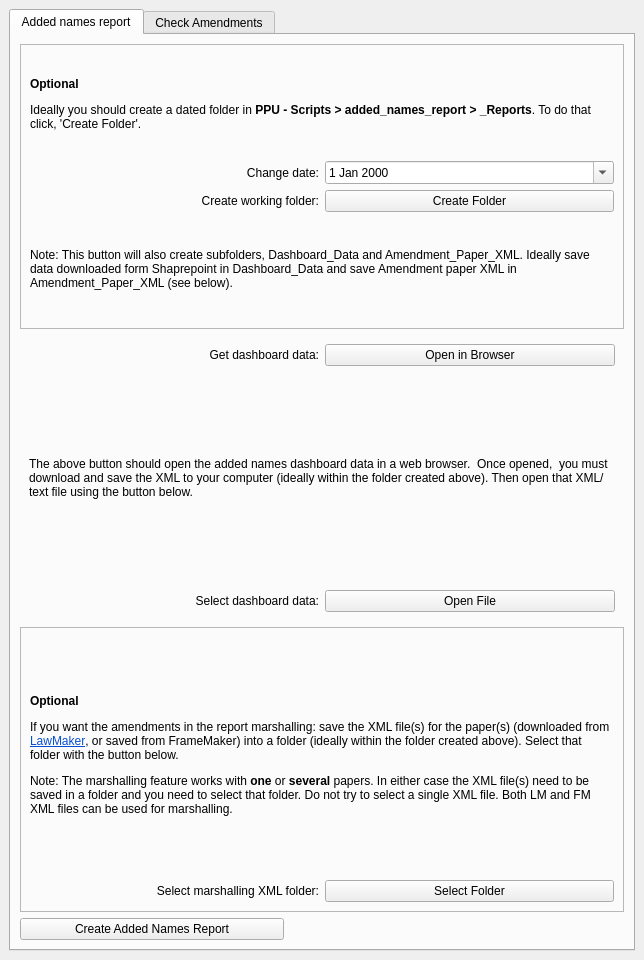
First picture: the form in src/supcheck/ui/addedNames.ui, repository hoc-ppu/lawchecker, before the edit.
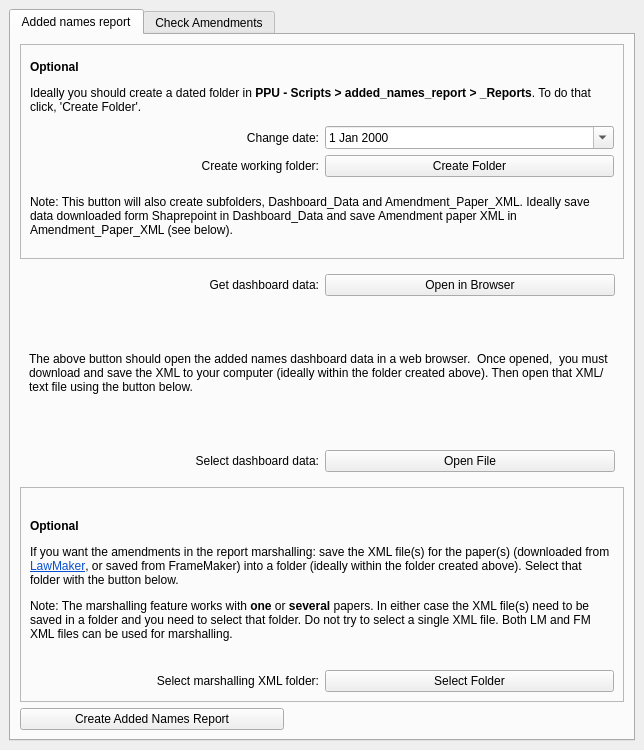
Second picture: the form after the edit.

Commit message: Change window geometry on windows

The edit to the form file:
```diff
--- a/src/supcheck/ui/addedNames.ui
+++ b/src/supcheck/ui/addedNames.ui
@@ -7,7 +7,7 @@
     <x>0</x>
     <y>0</y>
     <width>644</width>
-    <height>960</height>
+    <height>750</height>
    </rect>
   </property>
   <property name="windowTitle">
```
Left out of the diff: 2 changed lines with no effect on the pictures. The commit also changes 1 other file.
